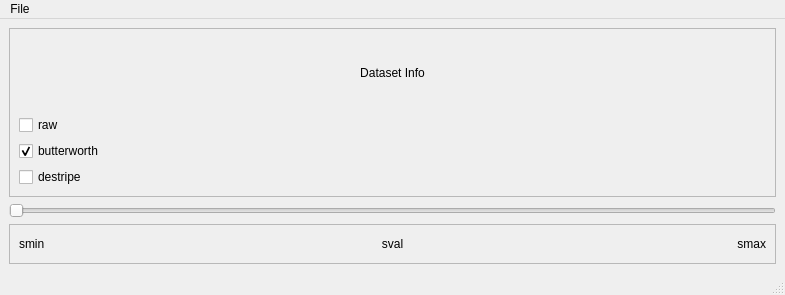
Qt form src/viewephys/nav_file.ui (int-brain-lab/viewephys) before a commit.
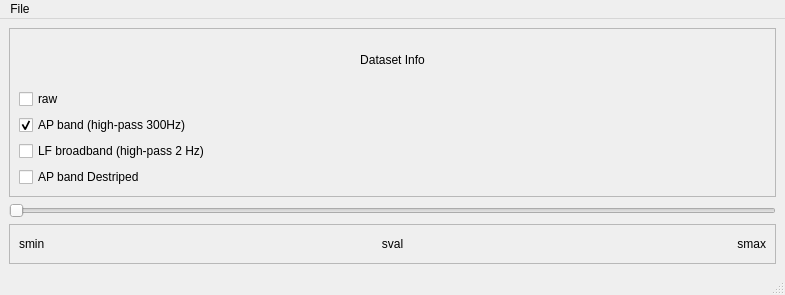
The same form after that commit.

Commit message: add broadband option in file viewer

What changed in the file:
```diff
--- a/src/viewephys/nav_file.ui
+++ b/src/viewephys/nav_file.ui
@@ -60,20 +60,27 @@
        <item>
         <widget class="QCheckBox" name="cb_butterworth_ap">
          <property name="text">
-          <string>butterworth</string>
+          <string>AP band (high-pass 300Hz)</string>
          </property>
          <property name="checked">
           <bool>true</bool>
          </property>
         </widget>
        </item>
+       <item>
+        <widget class="QCheckBox" name="cb_butterworth_lf">
+         <property name="text">
+          <string>LF broadband (high-pass 2 Hz)</string>
+         </property>
+        </widget>
+       </item>
        <item>
         <widget class="QCheckBox" name="cb_destripe_ap">
          <property name="enabled">
           <bool>true</bool>
          </property>
          <property name="text">
-          <string>destripe</string>
+          <string>AP band Destriped</string>
          </property>
          <property name="checked">
           <bool>false</bool>
```
The commit also changes 3 other files.
